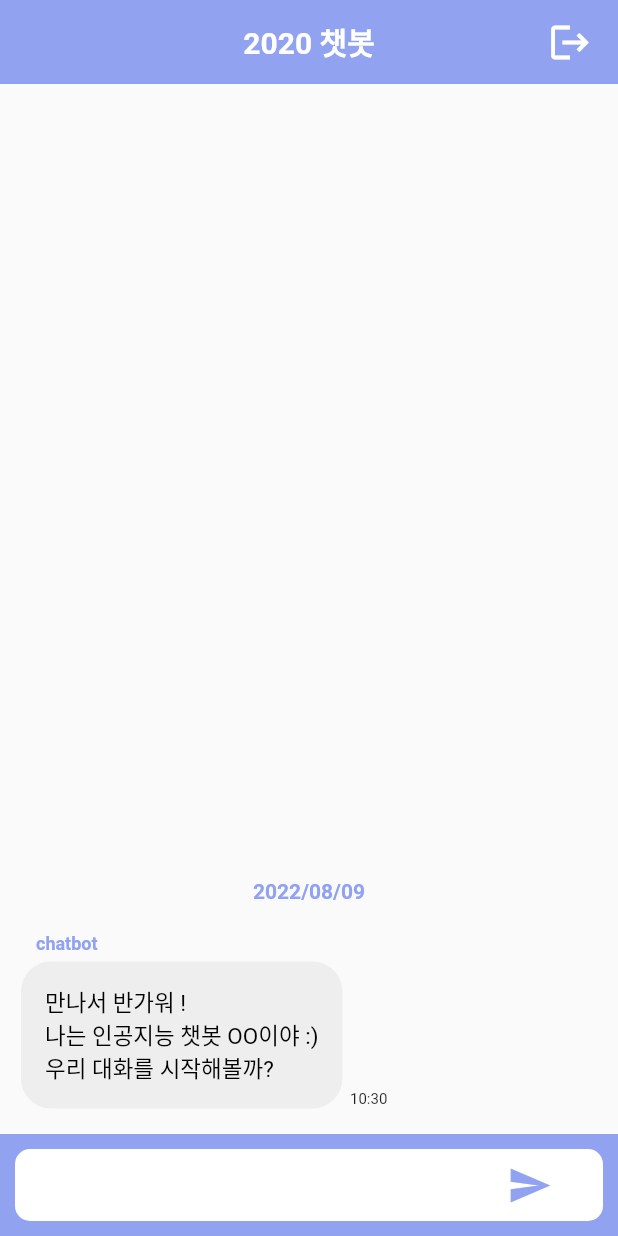
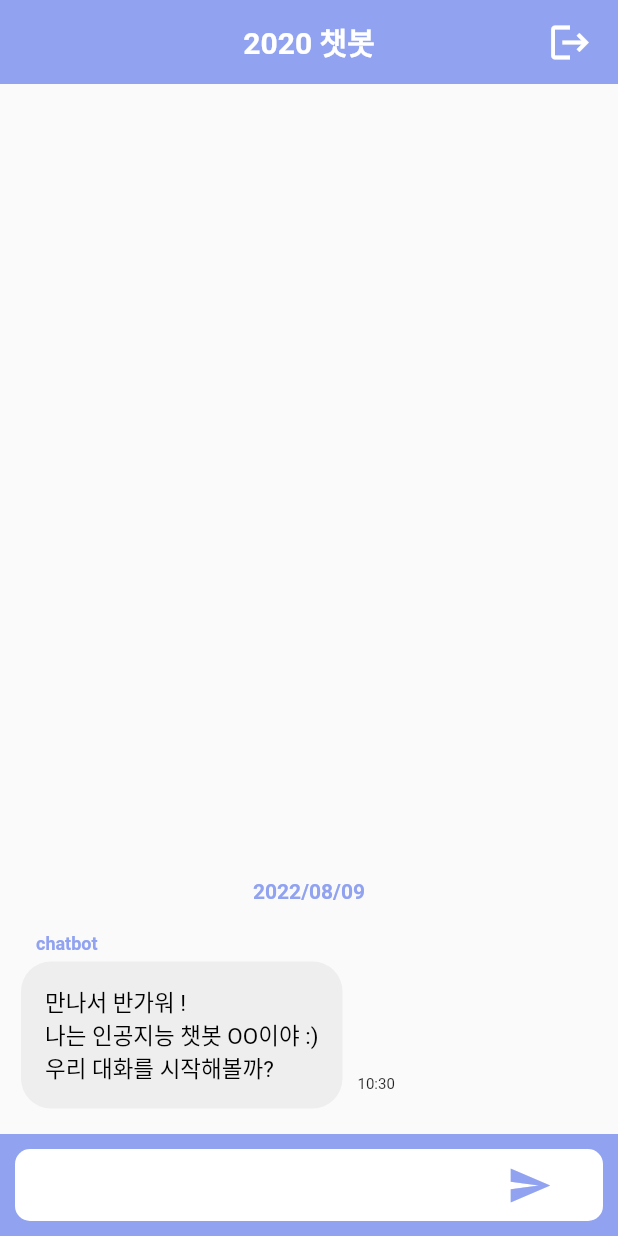
Before and after one commit to Ness731/team2020_gpt3_chatbot, a Flutter app: the screen it shows after launch, after a tap on "대화 시작하기", on a phone screen of 412 x 824 dp. Run offline on Flutter 3.47's test engine with Material 2 defaults, Android fonts, the phone set to English and light mode, and no system bars; missing offline and left inert: translator.

Commit message:
:lipstick: Improve UI

```diff
--- a/lib/UI/home.dart
+++ b/lib/UI/home.dart
@@ -175,13 +175,14 @@ class _HomeState extends State<Home> {
                             children: [
                               if(chat[index].isAnswer == false)
                                   Container(
-                                    margin: const EdgeInsets.fromLTRB(5, 0, 5, 0),
+                                    margin: const EdgeInsets.all(10),
                                     child: Text(
                                       chat[index].time,
                                     style: const TextStyle(fontSize: 10),
                                   ),
                                 ),
                               Container(
+                                constraints: BoxConstraints(maxWidth: MediaQuery.of(context).size.width * 0.7),
                                 decoration: BoxDecoration(
                                   borderRadius: BorderRadius.circular(20),
                                   color: (chat[index].isAnswer
@@ -201,7 +202,7 @@ class _HomeState extends State<Home> {
                               ),
                               if(chat[index].isAnswer)
                                 Container(
-                                  margin: const EdgeInsets.fromLTRB(5, 0, 5, 0),
+                                  margin: const EdgeInsets.all(10),
                                   child: Text(
                                     chat[index].time,
                                     style: const TextStyle(fontSize: 10),
```
